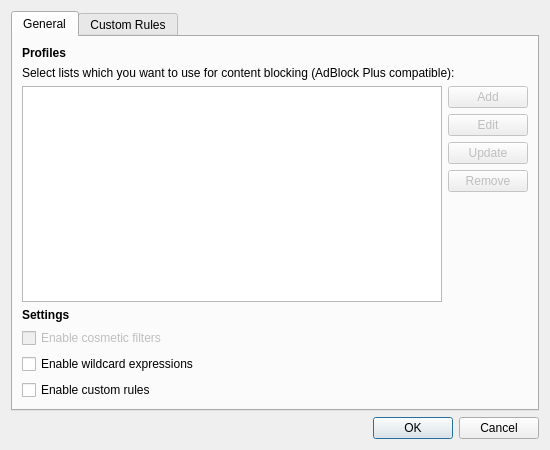
Old version of the form src/ui/preferences/ContentBlockingDialog.ui in the repository OtterBrowser/otter-browser.
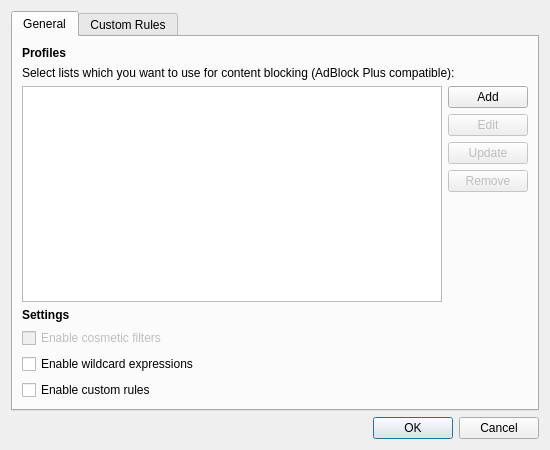
New version of the form. Custom widgets are drawn as their Qt base class.

Patch:
```diff
--- a/src/ui/preferences/ContentBlockingDialog.ui
+++ b/src/ui/preferences/ContentBlockingDialog.ui
@@ -72,9 +72,6 @@
           <layout class="QVBoxLayout" name="profilesButtonsLayout" stretch="0,0,0,0,1">
            <item>
             <widget class="QPushButton" name="addProfileButton">
-             <property name="enabled">
-              <bool>false</bool>
-             </property>
              <property name="text">
               <string>Add</string>
              </property>
```
